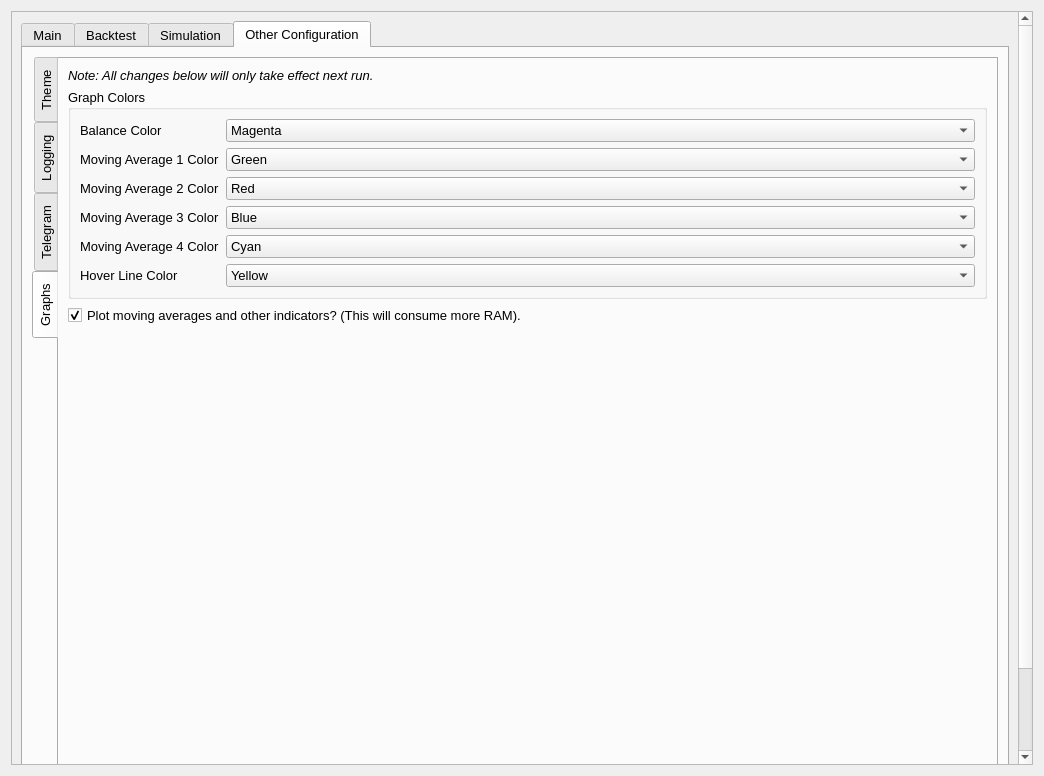
Qt form UI/configuration.ui (ZENALC/algobot) before a commit.
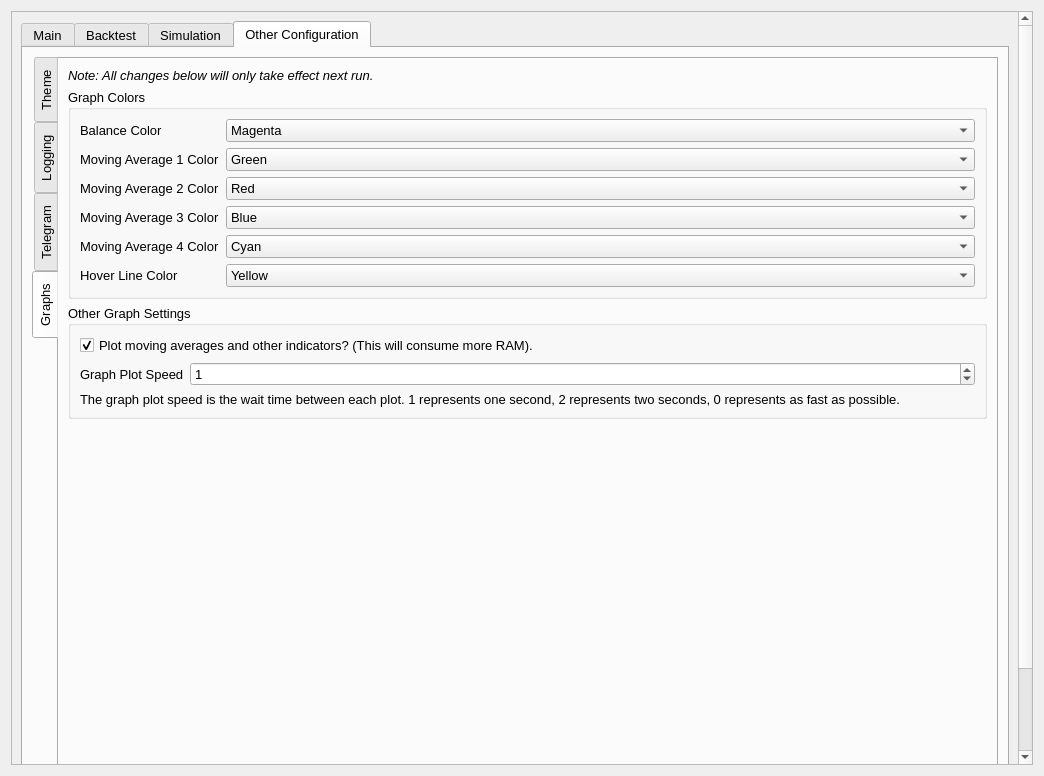
The same form after that commit. The open tabs and pages were chosen to show the change.

Commit message: added ability to select graph speeds

What changed in the file:
```diff
--- a/UI/configuration.ui
+++ b/UI/configuration.ui
@@ -3691,6 +3691,90 @@
                <string>Graphs</string>
               </attribute>
               <layout class="QGridLayout" name="gridLayout_23">
+               <item row="2" column="0">
+                <widget class="QGroupBox" name="otherGraphSettingsGroupBox">
+                 <property name="title">
+                  <string>Other Graph Settings</string>
+                 </property>
+                 <layout class="QGridLayout" name="gridLayout_36">
+                  <item row="1" column="0">
+                   <widget class="QLabel" name="graphPlotSpeedLabel">
+                    <property name="sizePolicy">
+                     <sizepolicy hsizetype="Fixed" vsizetype="Preferred">
+                      <horstretch>0</horstretch>
+                      <verstretch>0</verstretch>
+                     </sizepolicy>
+                    </property>
+                    <property name="text">
+                     <string>Graph Plot Speed</string>
+                    </property>
+                   </widget>
+                  </item>
+                  <item row="1" column="1">
+                   <widget class="QSpinBox" name="graphPlotSpeedSpinBox">
+                    <property name="maximum">
+                     <number>100</number>
+                    </property>
+                    <property name="value">
+                     <number>1</number>
+                    </property>
+                   </widget>
+                  </item>
+                  <item row="0" column="0" colspan="2">
+                   <widget class="QCheckBox" name="graphIndicatorsCheckBox">
+                    <property name="sizePolicy">
+                     <sizepolicy hsizetype="Preferred" vsizetype="Fixed">
+                      <horstretch>0</horstretch>
+                      <verstretch>0</verstretch>
+                     </sizepolicy>
+                    </property>
+                    <property name="text">
+                     <string>Plot moving averages and other indicators? (This will consume more RAM).</string>
+                    </property>
+                    <property name="checked">
+                     <bool>true</bool>
+                    </property>
+                   </widget>
+                  </item>
+                  <item row="2" column="0" colspan="2">
+                   <widget class="QLabel" name="graphPlotSpeedDescription">
+                    <property name="text">
+                     <string>The graph plot speed is the wait time between each plot. 1 represents one second, 2 represents two seconds, 0 represents as fast as possible.</string>
+                    </property>
+                   </widget>
+                  </item>
+                 </layout>
+                </widget>
+               </item>
+               <item row="0" column="0">
+                <widget class="QLabel" name="takeEffectNextRunLabel">
+                 <property name="font">
+                  <font>
+                   <weight>50</weight>
+                   <italic>true</italic>
+                   <bold>false</bold>
+                   <underline>false</underline>
+                   <strikeout>false</strikeout>
+                  </font>
+                 </property>
+                 <property name="text">
+                  <string>Note: All changes below will only take effect next run.</string>
+                 </property>
+                </widget>
+               </item>
+               <item row="3" column="0">
+                <spacer name="verticalSpacer_3">
+                 <property name="orientation">
+                  <enum>Qt::Vertical</enum>
+                 </property>
+                 <property name="sizeHint" stdset="0">
+                  <size>
+                   <width>637</width>
+                   <height>508</height>
+                  </size>
+                 </property>
+                </spacer>
+               </item>
                <item row="1" column="0">
                 <widget class="QGroupBox" name="groupBox">
                  <property name="title">
@@ -4057,45 +4141,6 @@
                  </layout>
                 </widget>
                </item>
-               <item row="4" column="0">
-                <spacer name="verticalSpacer_3">
-                 <property name="orientation">
-                  <enum>Qt::Vertical</enum>
-                 </property>
-                 <property name="sizeHint" stdset="0">
-                  <size>
-                   <width>637</width>
-                   <height>508</height>
-                  </size>
-                 </property>
-                </spacer>
-               </item>
-               <item row="3" column="0">
-                <widget class="QCheckBox" name="graphIndicatorsCheckBox">
-                 <property name="text">
-                  <string>Plot moving averages and other indicators? (This will consume more RAM).</string>
-                 </property>
-                 <property name="checked">
-                  <bool>true</bool>
-                 </property>
-                </widget>
-               </item>
-               <item row="0" column="0">
-                <widget class="QLabel" name="takeEffectNextRunLabel">
-                 <property name="font">
-                  <font>
-                   <weight>50</weight>
-                   <italic>true</italic>
-                   <bold>false</bold>
-                   <underline>false</underline>
-                   <strikeout>false</strikeout>
-                  </font>
-                 </property>
-                 <property name="text">
-                  <string>Note: All changes below will only take effect next run.</string>
-                 </property>
-                </widget>
-               </item>
               </layout>
              </widget>
             </widget>
```
Left out of the diff: 2 changed lines with no effect on the pictures. The commit also changes 2 other files.
